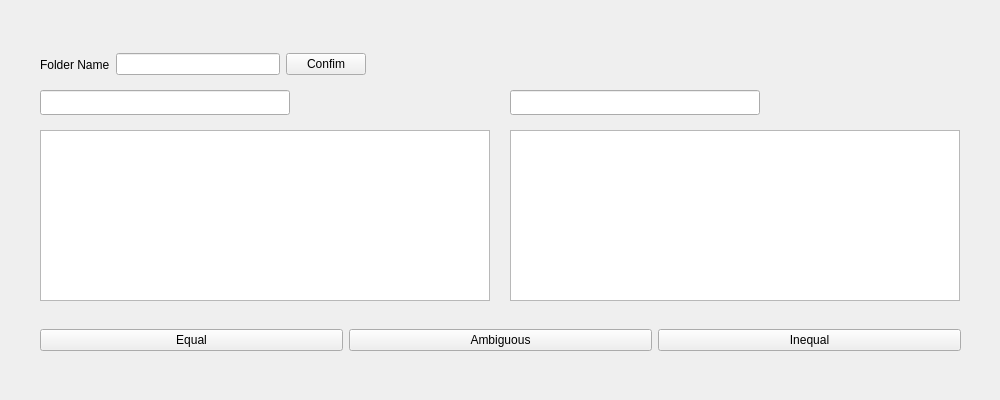
The window that confirmation/confirm.ui (DingKKK/SE_lab5) describes before a commit, drawn with Qt 5.
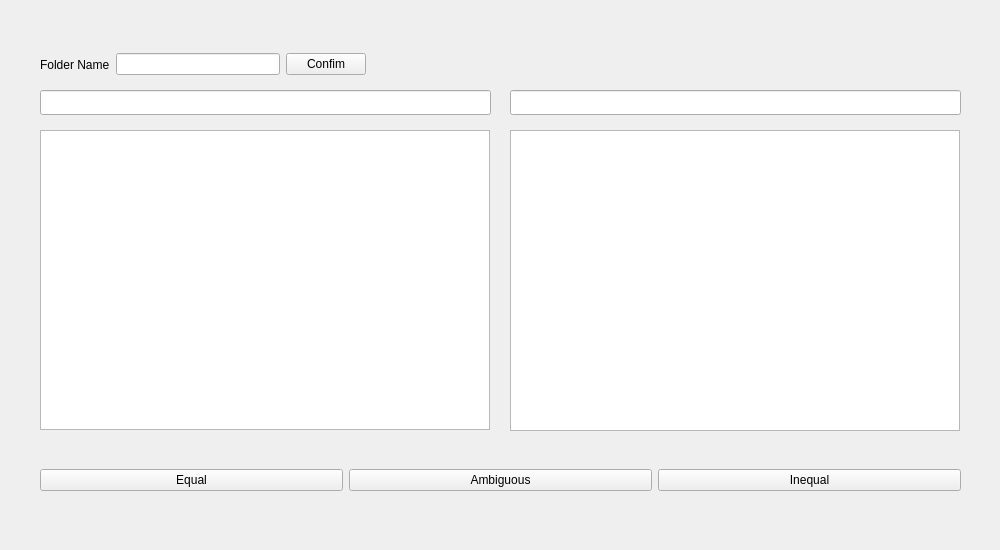
The same window after the commit.

Patch:
```diff
--- a/confirmation/confirm.ui
+++ b/confirmation/confirm.ui
@@ -7,7 +7,7 @@
     <x>0</x>
     <y>0</y>
     <width>1000</width>
-    <height>400</height>
+    <height>550</height>
    </rect>
   </property>
   <property name="windowTitle">
@@ -51,7 +51,7 @@
     <rect>
      <x>40</x>
      <y>90</y>
-     <width>250</width>
+     <width>451</width>
      <height>25</height>
     </rect>
    </property>
@@ -60,7 +60,7 @@
    <property name="geometry">
     <rect>
      <x>40</x>
-     <y>310</y>
+     <y>450</y>
      <width>921</width>
      <height>61</height>
     </rect>
@@ -95,7 +95,7 @@
      <x>40</x>
      <y>130</y>
      <width>450</width>
-     <height>171</height>
+     <height>300</height>
     </rect>
    </property>
   </widget>
@@ -105,7 +105,7 @@
      <x>510</x>
      <y>130</y>
      <width>450</width>
-     <height>171</height>
+     <height>301</height>
     </rect>
    </property>
   </widget>
@@ -114,7 +114,7 @@
     <rect>
      <x>510</x>
      <y>90</y>
-     <width>250</width>
+     <width>451</width>
      <height>25</height>
     </rect>
    </property>
```
